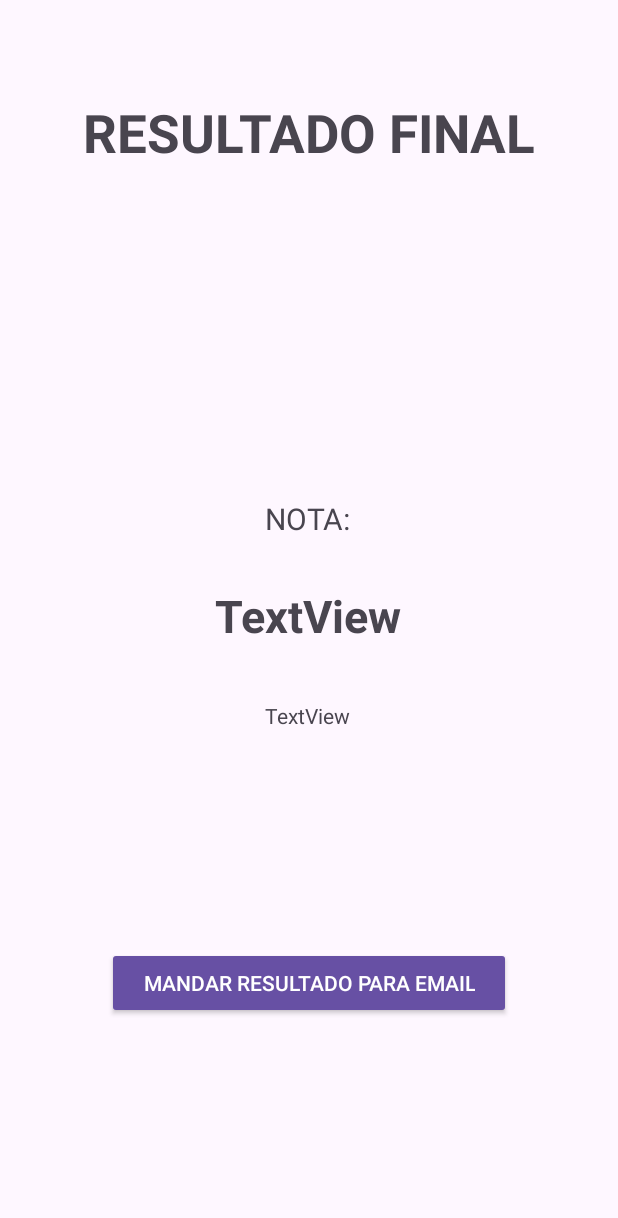
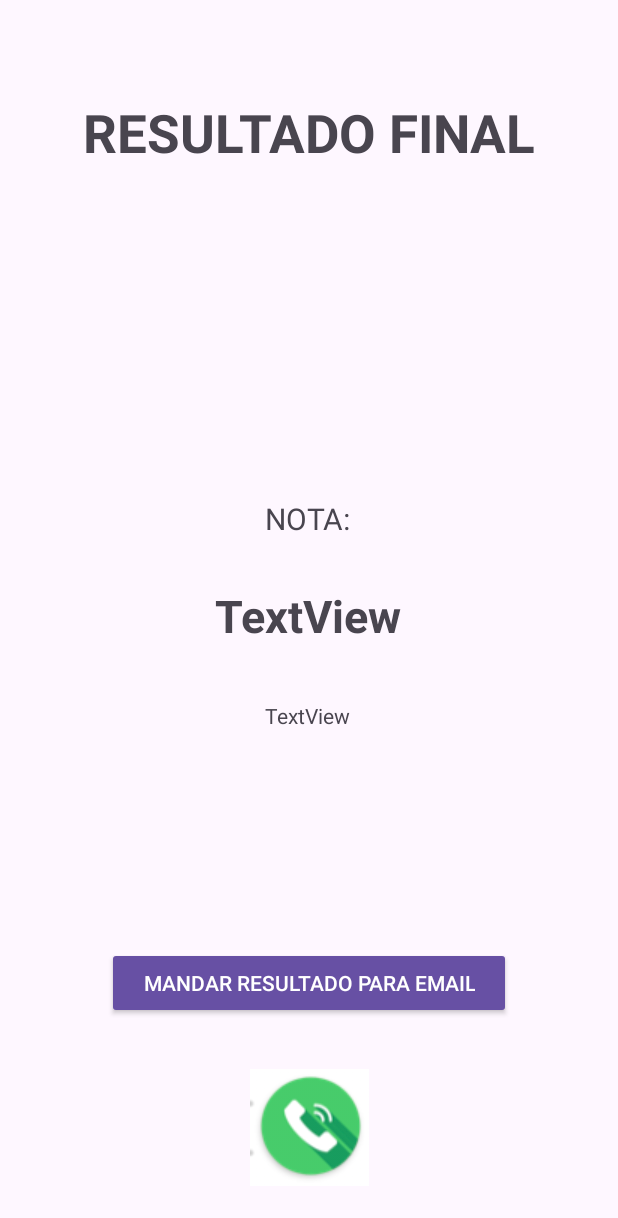
Before and after one commit to ZaharoffG/AP2-Mobile, an Android app: the layout activity_final.xml on its own in the app's theme, with its tools: preview values and no code run, on a phone screen of 412 x 824 dp. Shown: the top 1218 px of the screen. Run offline under Robolectric (Android 15) with nearby library versions, the phone set to English and light mode, and no system bars.

Commit message:
start project

```diff
--- a/app/src/main/res/layout/activity_final.xml
+++ b/app/src/main/res/layout/activity_final.xml
@@ -79,4 +79,14 @@
         app:layout_constraintStart_toStartOf="parent"
         app:layout_constraintTop_toBottomOf="@+id/resultado" />
 
+    <ImageButton
+        android:id="@+id/call"
+        android:layout_width="79dp"
+        android:layout_height="79dp"
+        android:src="@drawable/teste"
+        app:layout_constraintBottom_toBottomOf="parent"
+        app:layout_constraintEnd_toEndOf="parent"
+        app:layout_constraintStart_toStartOf="parent"
+        app:layout_constraintTop_toBottomOf="@+id/buttonMail" />
+
 </androidx.constraintlayout.widget.ConstraintLayout>
```
Also changed, not shown: app/src/main/java/com/example/reviewapp/FinalActivity.kt (+7 -0 lines), app/src/main/res/drawable/img.png (added), app/src/main/res/drawable/teste.png (added).
